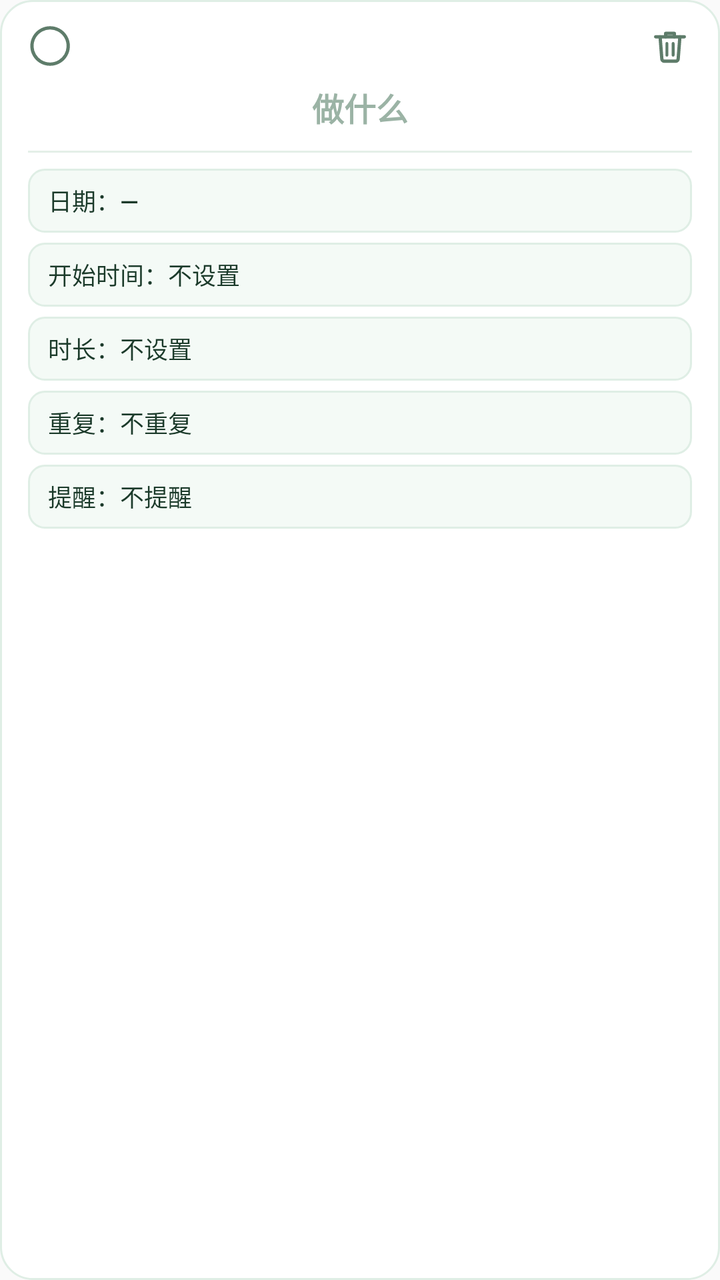
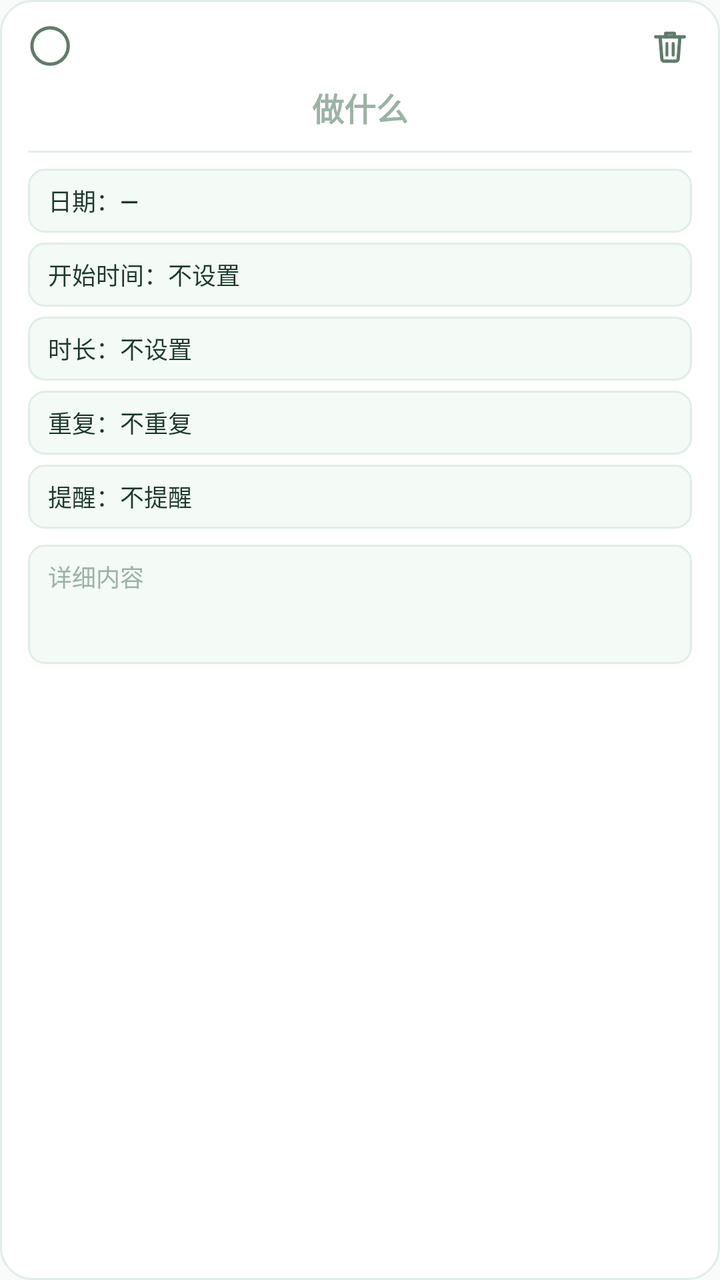

Before-and-after screenshots of an Android layout around one commit, followed by the original layout XML and the change that was made.
<!-- AndroidManifest.xml: application theme AppTheme -->
<!-- res/layout/dialog_task.xml -->
<?xml version="1.0" encoding="utf-8"?>
<LinearLayout xmlns:android="http://schemas.android.com/apk/res/android"
    android:layout_width="240dp"
    android:layout_height="wrap_content"
    android:background="@drawable/dialog_bg"
    android:orientation="vertical"
    android:paddingLeft="14dp"
    android:paddingTop="12dp"
    android:paddingRight="14dp"
    android:paddingBottom="12dp">

    
    <LinearLayout
        android:layout_width="match_parent"
        android:layout_height="22dp"
        android:gravity="center_vertical"
        android:orientation="horizontal">

        <ImageView
            android:id="@+id/d_done"
            android:layout_width="22dp"
            android:layout_height="22dp"
            android:contentDescription="标记完成"
            android:src="@drawable/ic_check_off" />

        <Space
            android:layout_width="0dp"
            android:layout_height="1dp"
            android:layout_weight="1" />

        <ImageView
            android:id="@+id/d_trash"
            android:layout_width="22dp"
            android:layout_height="22dp"
            android:contentDescription="删除任务"
            android:src="@drawable/ic_trash" />
    </LinearLayout>

    
    <EditText
        android:id="@+id/d_title"
        android:layout_width="match_parent"
        android:layout_height="wrap_content"
        android:layout_marginTop="6dp"
        android:background="@null"
        android:gravity="center"
        android:hint="做什么"
        android:inputType="text"
        android:paddingTop="2dp"
        android:paddingBottom="2dp"
        android:textColor="#1B3A2A"
        android:textColorHint="#9BB3A5"
        android:textSize="16sp"
        android:textStyle="bold" />

    <View
        android:layout_width="match_parent"
        android:layout_height="1dp"
        android:layout_marginTop="8dp"
        android:layout_marginBottom="8dp"
        android:background="#E4EFE8" />

    
    <Button
        android:id="@+id/d_date"
        style="?android:attr/borderlessButtonStyle"
        android:layout_width="match_parent"
        android:layout_height="32dp"
        android:background="@drawable/dialog_field"
        android:gravity="center_vertical"
        android:minHeight="0dp"
        android:minWidth="0dp"
        android:paddingLeft="10dp"
        android:paddingRight="10dp"
        android:text="日期：—"
        android:textColor="#1B3A2A"
        android:textSize="12sp" />

    
    <Button
        android:id="@+id/d_start"
        style="?android:attr/borderlessButtonStyle"
        android:layout_width="match_parent"
        android:layout_height="32dp"
        android:layout_marginTop="5dp"
        android:background="@drawable/dialog_field"
        android:gravity="center_vertical"
        android:minHeight="0dp"
        android:minWidth="0dp"
        android:paddingLeft="10dp"
        android:paddingRight="10dp"
        android:text="开始时间：不设置"
        android:textColor="#1B3A2A"
        android:textSize="12sp" />

    
    <Button
        android:id="@+id/d_duration"
        style="?android:attr/borderlessButtonStyle"
        android:layout_width="match_parent"
        android:layout_height="32dp"
        android:layout_marginTop="5dp"
        android:background="@drawable/dialog_field"
        android:gravity="center_vertical"
        android:minHeight="0dp"
        android:minWidth="0dp"
        android:paddingLeft="10dp"
        android:paddingRight="10dp"
        android:text="时长：不设置"
        android:textColor="#1B3A2A"
        android:textSize="12sp" />

    
    <Button
        android:id="@+id/d_repeat"
        style="?android:attr/borderlessButtonStyle"
        android:layout_width="match_parent"
        android:layout_height="32dp"
        android:layout_marginTop="5dp"
        android:background="@drawable/dialog_field"
        android:gravity="center_vertical"
        android:minHeight="0dp"
        android:minWidth="0dp"
        android:paddingLeft="10dp"
        android:paddingRight="10dp"
        android:text="重复：不重复"
        android:textColor="#1B3A2A"
        android:textSize="12sp" />

    
    <Button
        android:id="@+id/d_remind"
        style="?android:attr/borderlessButtonStyle"
        android:layout_width="match_parent"
        android:layout_height="32dp"
        android:layout_marginTop="5dp"
        android:background="@drawable/dialog_field"
        android:gravity="center_vertical"
        android:minHeight="0dp"
        android:minWidth="0dp"
        android:paddingLeft="10dp"
        android:paddingRight="10dp"
        android:text="提醒：不提醒"
        android:textColor="#1B3A2A"
        android:textSize="12sp" />
</LinearLayout>
<!-- resources referenced by this layout -->
<resources>
  <!-- drawable dialog_bg (drawable) -->
  <?xml version="1.0" encoding="utf-8"?>
  <shape xmlns:android="http://schemas.android.com/apk/res/android"
      android:shape="rectangle">
      <solid android:color="#FFFFFF" />
      <corners android:radius="16dp" />
      <stroke android:width="1dp" android:color="#DFEEE5" />
  </shape>
  <!-- drawable dialog_field (drawable) -->
  <?xml version="1.0" encoding="utf-8"?>
  <shape xmlns:android="http://schemas.android.com/apk/res/android"
      android:shape="rectangle">
      <solid android:color="@color/dialogField" />
      <corners android:radius="8dp" />
      <stroke
          android:width="1dp"
          android:color="#DFEEE5" />
  </shape>
  <!-- drawable ic_check_off (drawable) -->
  <vector xmlns:android="http://schemas.android.com/apk/res/android"
      android:width="22dp"
      android:height="22dp"
      android:viewportWidth="24"
      android:viewportHeight="24">
      
      <path
          android:fillColor="#00000000"
          android:strokeColor="#5E7C6A"
          android:strokeWidth="1.8"
          android:pathData="M12,2.1 a9.9,9.9 0 1 0 0.1,0 z" />
  </vector>
  <!-- drawable ic_trash (drawable) -->
  <vector xmlns:android="http://schemas.android.com/apk/res/android"
      android:width="22dp"
      android:height="22dp"
      android:viewportWidth="24"
      android:viewportHeight="24">
      
      <path
          android:fillColor="#00000000"
          android:strokeColor="#5E7C6A"
          android:strokeWidth="1.8"
          android:strokeLineCap="round"
          android:strokeLineJoin="round"
          android:pathData="M4.2,7 h15.6" />
      <path
          android:fillColor="#00000000"
          android:strokeColor="#5E7C6A"
          android:strokeWidth="1.8"
          android:strokeLineCap="round"
          android:strokeLineJoin="round"
          android:pathData="M9.6,7 v-1.9 h4.8 v1.9" />
      <path
          android:fillColor="#00000000"
          android:strokeColor="#5E7C6A"
          android:strokeWidth="1.8"
          android:strokeLineCap="round"
          android:strokeLineJoin="round"
          android:pathData="M6.6,7 l0.95,12.1 a1.3,1.3 0 0 0 1.3,1.2 h6.3 a1.3,1.3 0 0 0 1.3,-1.2 L17.4,7" />
      <path
          android:fillColor="#00000000"
          android:strokeColor="#5E7C6A"
          android:strokeWidth="1.6"
          android:strokeLineCap="round"
          android:pathData="M10.3,10.6 v6.4 M13.7,10.6 v6.4" />
  </vector>
  <style name="AppTheme" parent="Theme.AppCompat.Light.DarkActionBar">
          
          <item name="colorPrimary">@color/colorPrimary</item>
          <item name="colorPrimaryDark">@color/colorPrimaryDark</item>
          <item name="colorAccent">@color/colorAccent</item>
      </style>
  <color name="dialogField">#F4FAF6</color>
</resources>

<!-- the commit's change to res/layout/dialog_task.xml (unified diff, before → after) -->
@@ -143,4 +143,24 @@
         android:text="提醒：不提醒"
         android:textColor="#1B3A2A"
         android:textSize="12sp" />
+
+    
+    <EditText
+        android:id="@+id/d_note"
+        android:layout_width="match_parent"
+        android:layout_height="wrap_content"
+        android:layout_marginTop="8dp"
+        android:background="@drawable/dialog_field"
+        android:gravity="top"
+        android:hint="详细内容"
+        android:inputType="textMultiLine"
+        android:lines="3"
+        android:maxLines="4"
+        android:paddingLeft="10dp"
+        android:paddingTop="7dp"
+        android:paddingRight="10dp"
+        android:paddingBottom="7dp"
+        android:textColor="#1B3A2A"
+        android:textColorHint="#9BB3A5"
+        android:textSize="12sp" />
 </LinearLayout>
